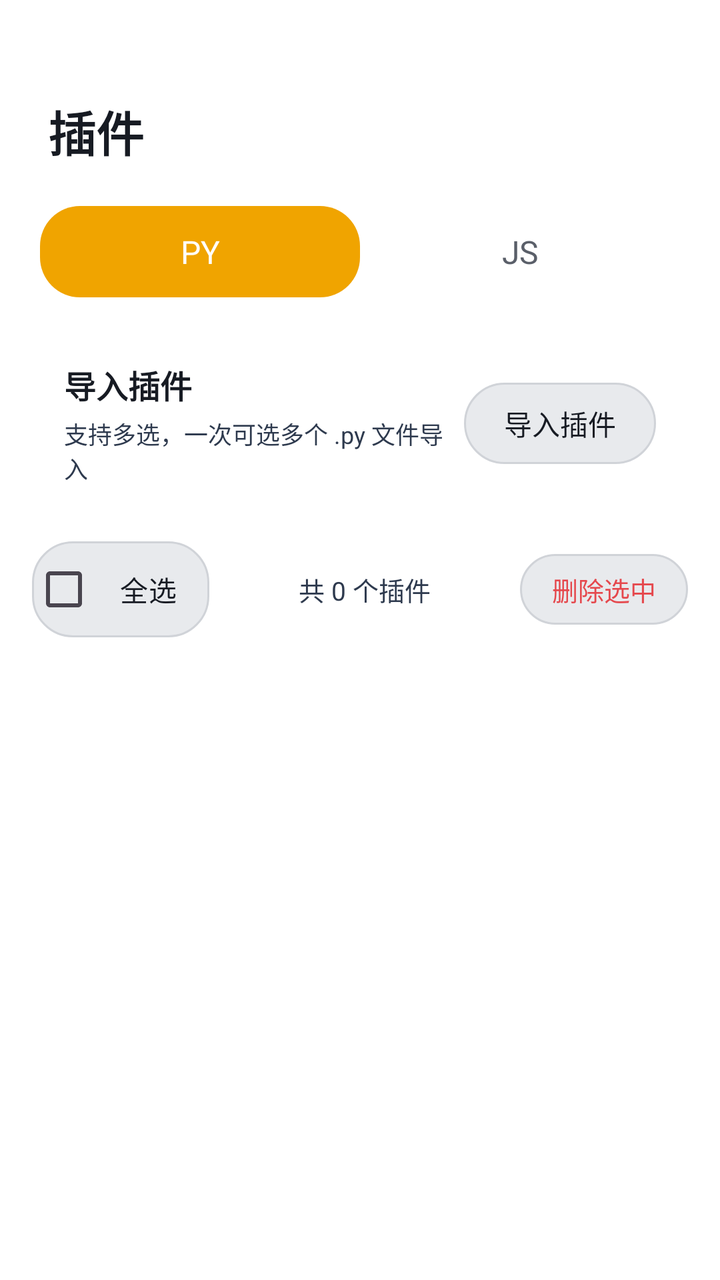
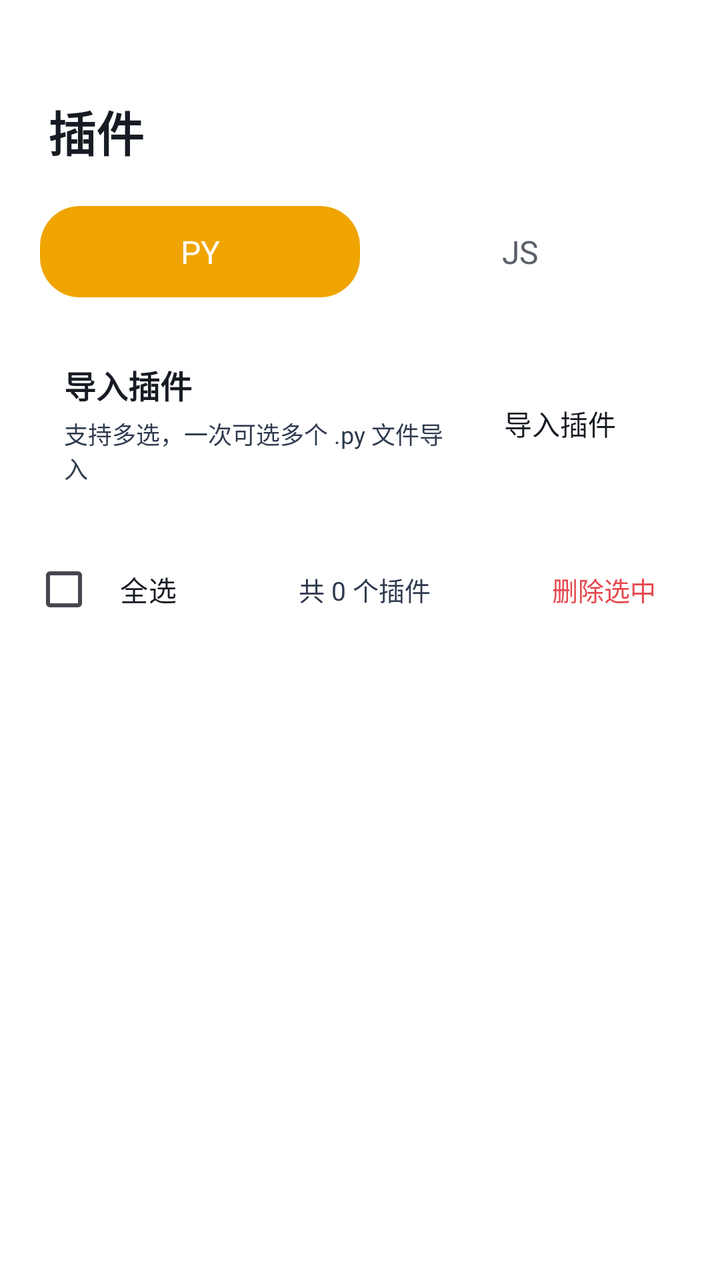

The first picture is an Android layout as it rendered before a commit; the second is the same layout after the commit. The layout source and the unified diff follow.
<!-- AndroidManifest.xml: another module's application theme Theme.App -->
<!-- res/layout/activity_plugin.xml -->
<?xml version="1.0" encoding="utf-8"?>
<ScrollView xmlns:android="http://schemas.android.com/apk/res/android"
    android:layout_width="match_parent"
    android:layout_height="match_parent"
    android:fitsSystemWindows="true"
    android:fillViewport="true">
    <LinearLayout
        android:layout_width="match_parent"
        android:layout_height="wrap_content"
        android:orientation="vertical"
        android:paddingLeft="16dp"
        android:paddingRight="16dp"
        android:paddingTop="48dp"
        android:paddingBottom="16dp">

        <LinearLayout
            android:layout_width="wrap_content"
            android:layout_height="wrap_content"
            android:orientation="horizontal"
            android:gravity="center_vertical"
            android:layout_marginBottom="16dp">
            <TextView
                android:layout_width="wrap_content"
                android:layout_height="wrap_content"
                android:text="插件"
                android:textColor="#171B23"
                android:textSize="24sp"
                android:textStyle="bold"
                android:layout_marginStart="8dp" />
        </LinearLayout>

        <LinearLayout
            android:layout_width="match_parent"
            android:layout_height="wrap_content"
            android:background="@drawable/xc_setcard_v2"
            android:orientation="horizontal"
            android:padding="4dp"
            android:layout_marginBottom="12dp">
            <TextView
                android:id="@+id/tab_py"
                android:layout_width="0dp"
                android:layout_height="wrap_content"
                android:layout_weight="1"
                android:gravity="center"
                android:padding="12dp"
                android:text="PY"
                android:textSize="16sp"
                android:background="@drawable/seg_selected"
                android:textColor="#FFFFFF" />
            <TextView
                android:id="@+id/tab_js"
                android:layout_width="0dp"
                android:layout_height="wrap_content"
                android:layout_weight="1"
                android:gravity="center"
                android:padding="12dp"
                android:text="JS"
                android:textSize="16sp"
                android:textColor="#5A5F69" />
        </LinearLayout>

        <LinearLayout
            android:layout_width="match_parent"
            android:layout_height="wrap_content"
            android:background="@drawable/xc_setcard_v2"
            android:orientation="horizontal"
            android:gravity="center_vertical"
            android:padding="16dp"
            android:layout_marginBottom="12dp">
            <LinearLayout
                android:layout_width="0dp"
                android:layout_height="wrap_content"
                android:layout_weight="1"
                android:orientation="vertical">
                <TextView
                    android:layout_width="wrap_content"
                    android:layout_height="wrap_content"
                    android:text="导入插件"
                    android:textColor="#171B23"
                    android:textSize="16sp"
                    android:textStyle="bold" />
                <TextView
                    android:layout_width="wrap_content"
                    android:layout_height="wrap_content"
                    android:text="支持多选，一次可选多个 .py 文件导入"
                    android:textColor="#2E3A4E"
                    android:textSize="12sp"
                    android:layout_marginTop="4dp" />
            </LinearLayout>
            <TextView
                android:id="@+id/btn_import"
                android:layout_width="wrap_content"
                android:layout_height="wrap_content"
                android:background="@drawable/xc_capsule_btn"
                android:paddingLeft="20dp"
                android:paddingRight="20dp"
                android:paddingTop="10dp"
                android:paddingBottom="10dp"
                android:text="导入插件"
                android:textColor="#171B23"
                android:textSize="14sp" />
        </LinearLayout>

        <LinearLayout
            android:layout_width="match_parent"
            android:layout_height="wrap_content"
            android:orientation="horizontal"
            android:gravity="center_vertical"
            android:layout_marginBottom="8dp">
            <CheckBox
                android:id="@+id/cb_select_all"
                android:layout_width="wrap_content"
                android:layout_height="wrap_content"
                android:text="全选"
                android:textColor="#171B23"
                android:textSize="14sp"  android:background="@drawable/xc_capsule_btn" android:paddingLeft="12dp" android:paddingRight="16dp" android:paddingTop="8dp" android:paddingBottom="8dp" />
            <TextView
                android:id="@+id/tv_count"
                android:layout_width="0dp"
                android:layout_height="wrap_content"
                android:layout_weight="1"
                android:gravity="center"
                android:text="共 0 个插件"
                android:textColor="#2E3A4E"
                android:textSize="13sp" />
            <TextView
                android:id="@+id/btn_delete_selected"
                android:layout_width="wrap_content"
                android:layout_height="wrap_content"
                android:background="@drawable/xc_capsule_btn"
                android:paddingLeft="16dp"
                android:paddingRight="16dp"
                android:paddingTop="8dp"
                android:paddingBottom="8dp"
                android:text="删除选中"
                android:textColor="#E5484D"
                android:textSize="13sp" />
        </LinearLayout>

        <androidx.recyclerview.widget.RecyclerView
            android:id="@+id/rv_plugins"
            android:layout_width="match_parent"
            android:layout_height="wrap_content"
            android:nestedScrollingEnabled="false" />
    </LinearLayout>
</ScrollView>
<!-- resources referenced by this layout -->
<resources>
  <!-- drawable seg_selected (drawable) -->
  <?xml version="1.0" encoding="utf-8"?>
  <shape xmlns:android="http://schemas.android.com/apk/res/android" android:shape="rectangle">
  <corners android:radius="20dp"/>
  <solid android:color="#f0a400"/>
  </shape>
  <!-- drawable xc_capsule_btn (drawable) -->
  <?xml version="1.0" encoding="utf-8"?>
  <shape xmlns:android="http://schemas.android.com/apk/res/android"
      android:shape="rectangle">
      <corners android:radius="20dp" />
      <solid android:color="#E8EAED" />
      <stroke android:width="1dp" android:color="#D0D3D8" />
  </shape>
  <!-- drawable xc_setcard_v2 (drawable) -->
  <?xml version="1.0" encoding="utf-8"?>
  <shape xmlns:android="http://schemas.android.com/apk/res/android" android:shape="rectangle">
      <corners android:radius="10dp" />
      <solid android:color="#57FFFFFF" />
      <stroke android:width="1dp" android:color="#61FFFFFF" />
  </shape>
  <style name="Theme.App" parent="Theme.XingChen" />
  <style name="Theme.XingChen" parent="Theme.Material3.DayNight.NoActionBar">
          <item name="android:windowBackground">@android:color/transparent</item>
                <item name="android:colorBackground">@android:color/transparent</item>
          <item name="colorPrimary">#f0a400</item>
          <item name="colorPrimaryVariant">#c07f00</item>
          <item name="colorOnPrimary">@android:color/white</item>
      </style>
</resources>

<!-- the commit's change to res/layout/activity_plugin.xml (unified diff, before → after) -->
@@ -91,7 +91,7 @@
                 android:id="@+id/btn_import"
                 android:layout_width="wrap_content"
                 android:layout_height="wrap_content"
-                android:background="@drawable/xc_capsule_btn"
+                android:background="@drawable/xc_setcard_v2"
                 android:paddingLeft="20dp"
                 android:paddingRight="20dp"
                 android:paddingTop="10dp"
@@ -113,7 +113,7 @@
                 android:layout_height="wrap_content"
                 android:text="全选"
                 android:textColor="#171B23"
-                android:textSize="14sp"  android:background="@drawable/xc_capsule_btn" android:paddingLeft="12dp" android:paddingRight="16dp" android:paddingTop="8dp" android:paddingBottom="8dp" />
+                android:textSize="14sp"  android:background="@drawable/xc_setcard_v2" android:paddingLeft="12dp" android:paddingRight="16dp" android:paddingTop="8dp" android:paddingBottom="8dp" />
             <TextView
                 android:id="@+id/tv_count"
                 android:layout_width="0dp"
@@ -127,7 +127,7 @@
                 android:id="@+id/btn_delete_selected"
                 android:layout_width="wrap_content"
                 android:layout_height="wrap_content"
-                android:background="@drawable/xc_capsule_btn"
+                android:background="@drawable/xc_setcard_v2"
                 android:paddingLeft="16dp"
                 android:paddingRight="16dp"
                 android:paddingTop="8dp"
<!-- resource entries referenced after the edit -->
@@ -5,14 +5,6 @@
   <shape xmlns:android="http://schemas.android.com/apk/res/android" android:shape="rectangle">
   <corners android:radius="20dp"/>
   <solid android:color="#f0a400"/>
-  </shape>
-  <!-- drawable xc_capsule_btn (drawable) -->
-  <?xml version="1.0" encoding="utf-8"?>
-  <shape xmlns:android="http://schemas.android.com/apk/res/android"
-      android:shape="rectangle">
-      <corners android:radius="20dp" />
-      <solid android:color="#E8EAED" />
-      <stroke android:width="1dp" android:color="#D0D3D8" />
   </shape>
   <!-- drawable xc_setcard_v2 (drawable) -->
   <?xml version="1.0" encoding="utf-8"?>
